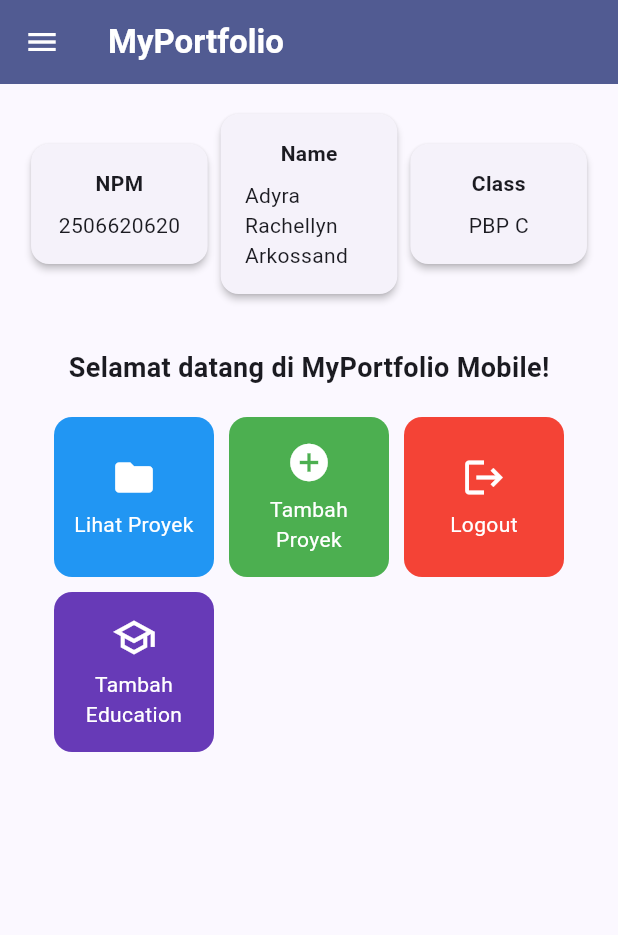
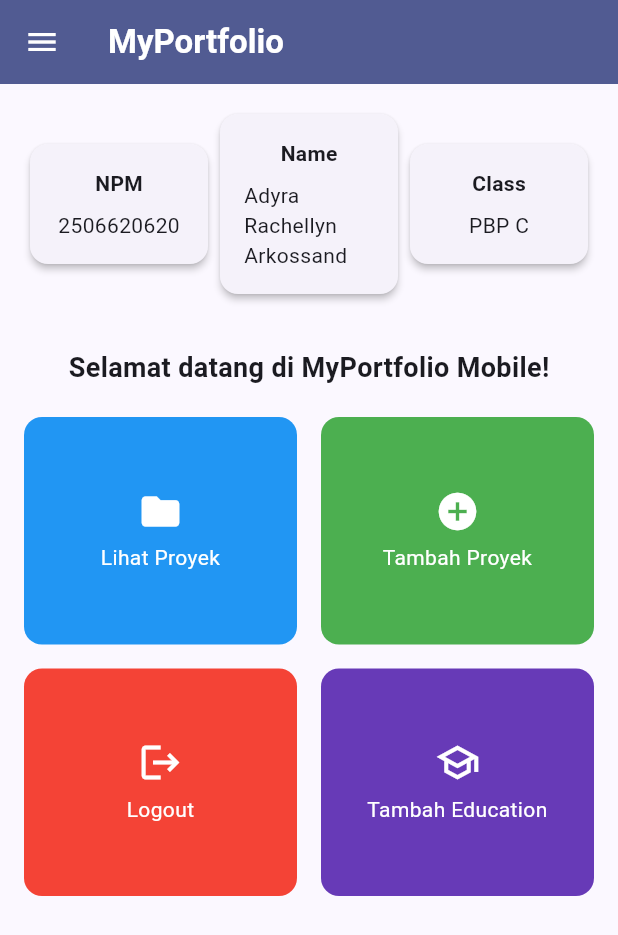
Before and after one commit to adyrachellynn/myportofolio_mobile, a Flutter app: the screen it shows after launch, on a phone screen of 412 x 824 dp. Shown: the top 935 px of the screen. Run offline on Flutter 3.47's test engine with Material 3 defaults, Android fonts, the phone set to English and light mode, and no system bars.

Commit message:
fix(layout): prevent home card overflow

```diff
--- a/lib/screens/menu.dart
+++ b/lib/screens/menu.dart
@@ -22,16 +22,13 @@ class MyHomePage extends StatelessWidget {
       appBar: AppBar(
         title: const Text(
           'MyPortfolio',
-          style: TextStyle(
-            color: Colors.white,
-            fontWeight: FontWeight.bold,
-          ),
+          style: TextStyle(color: Colors.white, fontWeight: FontWeight.bold),
         ),
         backgroundColor: Theme.of(context).colorScheme.primary,
         iconTheme: const IconThemeData(color: Colors.white),
       ),
       drawer: const LeftDrawer(),
-      body: Padding(
+      body: SingleChildScrollView(
         padding: const EdgeInsets.all(16.0),
         child: Column(
           crossAxisAlignment: CrossAxisAlignment.center,
@@ -39,38 +36,37 @@ class MyHomePage extends StatelessWidget {
             Row(
               mainAxisAlignment: MainAxisAlignment.spaceEvenly,
               children: [
-                InfoCard(title: 'NPM', content: npm),
-                InfoCard(title: 'Name', content: nama),
-                InfoCard(title: 'Class', content: kelas),
+                Expanded(
+                  child: InfoCard(title: 'NPM', content: npm),
+                ),
+                Expanded(
+                  child: InfoCard(title: 'Name', content: nama),
+                ),
+                Expanded(
+                  child: InfoCard(title: 'Class', content: kelas),
+                ),
               ],
             ),
             const SizedBox(height: 16.0),
-            Center(
-              child: Column(
-                children: [
             const Padding(
               padding: EdgeInsets.only(top: 16.0),
               child: Text(
                 'Selamat datang di MyPortfolio Mobile!',
-                      style: TextStyle(
-                        fontWeight: FontWeight.bold,
-                        fontSize: 18.0,
-                      ),
+                style: TextStyle(fontWeight: FontWeight.bold, fontSize: 18.0),
               ),
             ),
             GridView.count(
-                    primary: true,
-                    padding: const EdgeInsets.all(20),
-                    crossAxisSpacing: 10,
-                    mainAxisSpacing: 10,
-                    crossAxisCount: 3,
+              primary: false,
+              physics: const NeverScrollableScrollPhysics(),
+              padding: const EdgeInsets.symmetric(vertical: 20),
+              crossAxisSpacing: 16,
+              mainAxisSpacing: 16,
+              crossAxisCount: 2,
+              childAspectRatio: 1.2,
               shrinkWrap: true,
               children: items.map((ItemHomepage item) {
                 return ItemCard(item);
               }).toList(),
-                  ),
-                ],
-              ),
             ),
           ],
         ),
@@ -94,10 +90,7 @@ class InfoCard extends StatelessWidget {
         padding: const EdgeInsets.all(16.0),
         child: Column(
           children: [
-            Text(
-              title,
-              style: const TextStyle(fontWeight: FontWeight.bold),
-            ),
+            Text(title, style: const TextStyle(fontWeight: FontWeight.bold)),
             const SizedBox(height: 8.0),
             Text(content),
           ],
```
Lines whose indentation alone changed are shown as unchanged.
